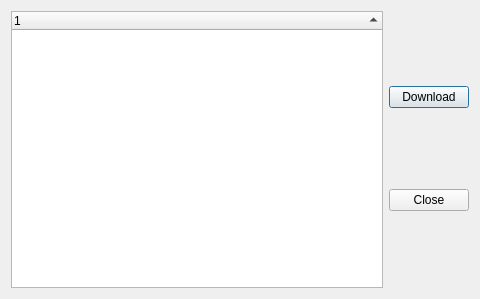
Old version of the form HaiBeiDanCi/serverdatadialog.ui in the repository HuangHuafeng/repeat.
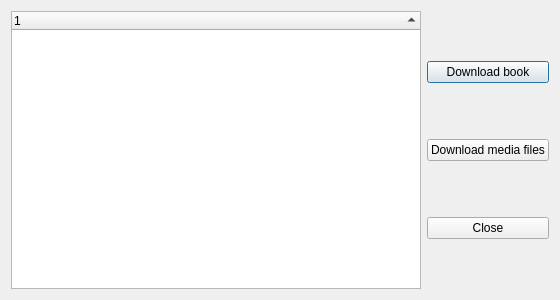
New version of the form.

Patch:
```diff
--- a/HaiBeiDanCi/serverdatadialog.ui
+++ b/HaiBeiDanCi/serverdatadialog.ui
@@ -6,8 +6,8 @@
    <rect>
     <x>0</x>
     <y>0</y>
-    <width>480</width>
-    <height>299</height>
+    <width>560</width>
+    <height>300</height>
    </rect>
   </property>
   <property name="windowTitle">
@@ -21,7 +21,14 @@
        <item>
         <widget class="QPushButton" name="pbDownloadBook">
          <property name="text">
-          <string>Download</string>
+          <string>Download book</string>
+         </property>
+        </widget>
+       </item>
+       <item>
+        <widget class="QPushButton" name="pbDownloadMediaFiles">
+         <property name="text">
+          <string>Download media files</string>
          </property>
         </widget>
        </item>
```
